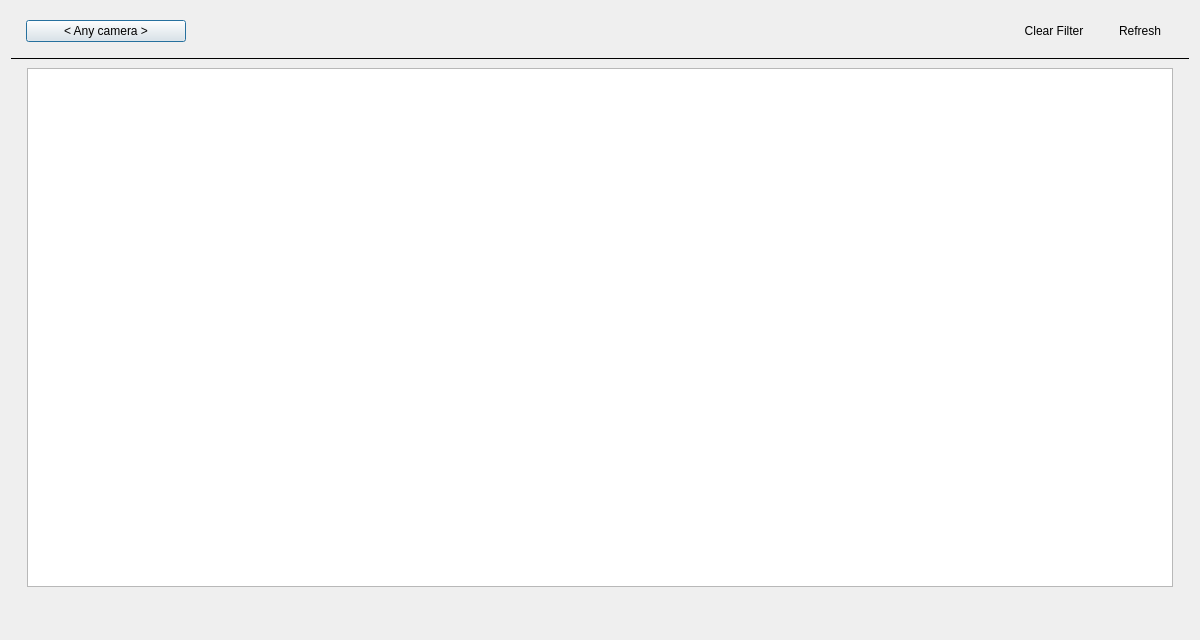
Old version of the form client/nx_client_desktop/src/ui/dialogs/search_bookmarks_dialog.ui in the repository networkoptix/nx_open.
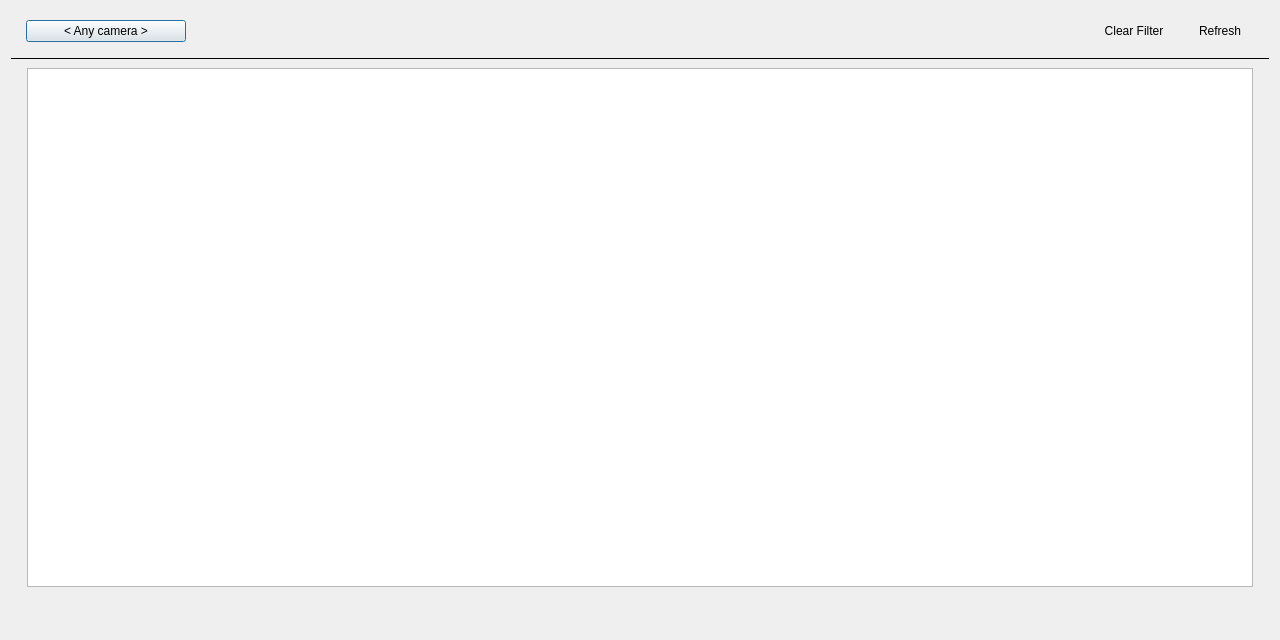
New version of the form. Custom widgets are drawn as their Qt base class.

Commit message:
VMS-6744 - No horizontal scroll in "Bookmark Log" window
<==== Mercurial data ====>
Branch: vms_3.1_gui

Patch:
```diff
--- a/client/nx_client_desktop/src/ui/dialogs/search_bookmarks_dialog.ui
+++ b/client/nx_client_desktop/src/ui/dialogs/search_bookmarks_dialog.ui
@@ -6,7 +6,7 @@
    <rect>
     <x>0</x>
     <y>0</y>
-    <width>1200</width>
+    <width>1280</width>
     <height>640</height>
    </rect>
   </property>
@@ -116,7 +116,7 @@
           <enum>Qt::CustomContextMenu</enum>
          </property>
          <property name="horizontalScrollBarPolicy">
-          <enum>Qt::ScrollBarAlwaysOff</enum>
+          <enum>Qt::ScrollBarAsNeeded</enum>
          </property>
          <property name="editTriggers">
           <set>QAbstractItemView::NoEditTriggers</set>
```
